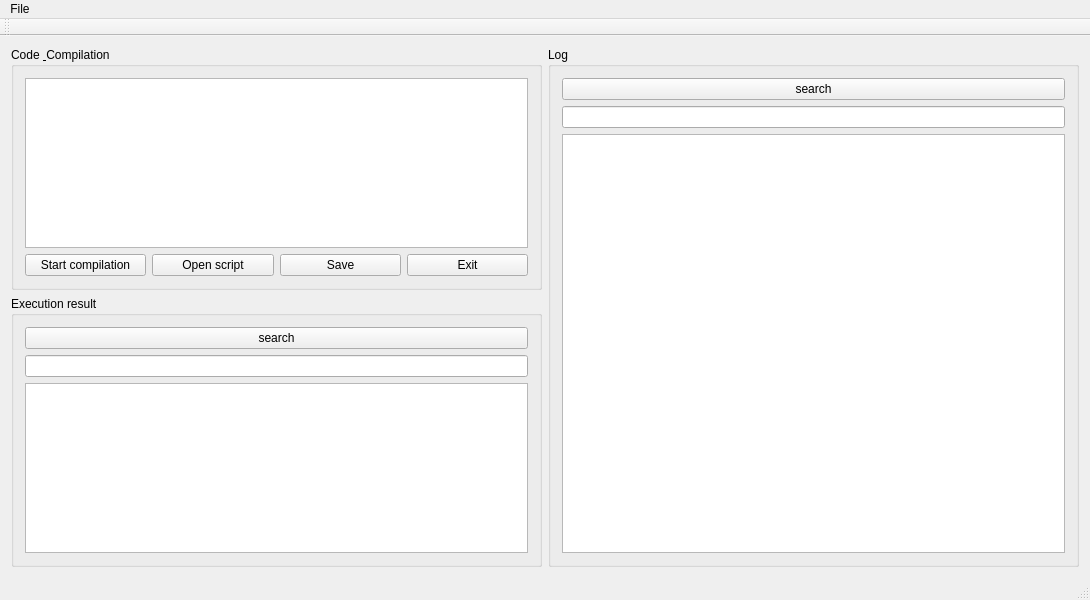
The window that mainwindow.ui (zanxi/Preprocessor) describes before a commit, drawn with Qt 5.
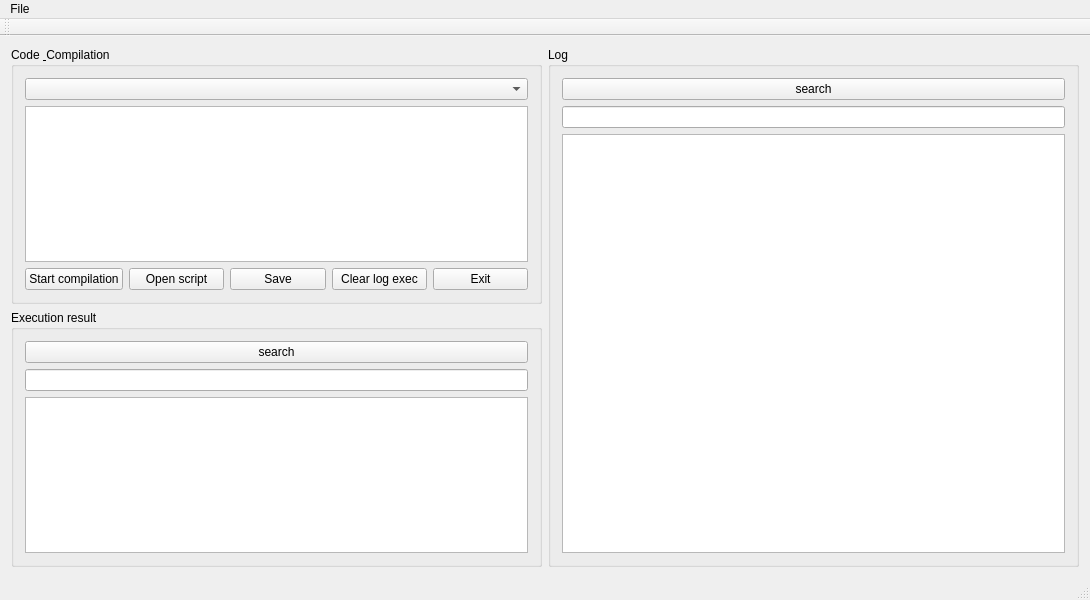
The same window after the commit.

What changed in the file:
```diff
--- a/mainwindow.ui
+++ b/mainwindow.ui
@@ -31,6 +31,9 @@
            <string>Code &amp; Compilation</string>
           </property>
           <layout class="QVBoxLayout" name="verticalLayout_2">
+           <item>
+            <widget class="QComboBox" name="comboBox_scripts"/>
+           </item>
            <item>
             <widget class="QTextEdit" name="textEdit_code"/>
            </item>
@@ -57,6 +60,13 @@
                </property>
               </widget>
              </item>
+             <item>
+              <widget class="QPushButton" name="pushButton_clear_log_exec">
+               <property name="text">
+                <string>Clear log exec</string>
+               </property>
+              </widget>
+             </item>
              <item>
               <widget class="QPushButton" name="pushButton_2">
                <property name="text">
```
